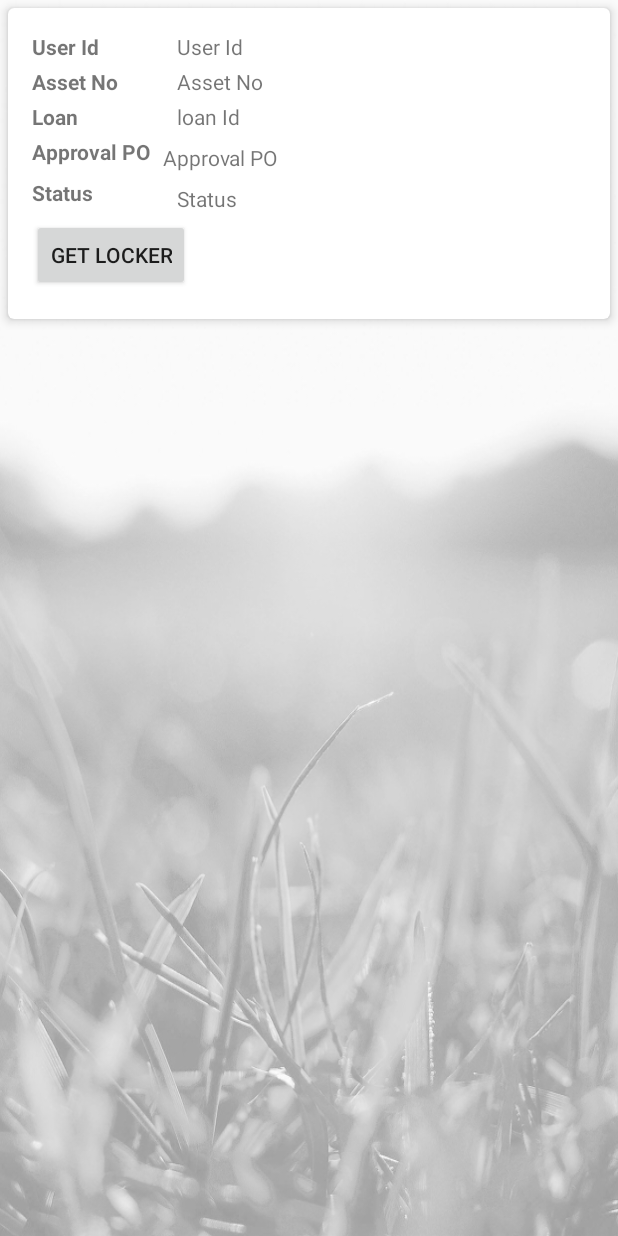
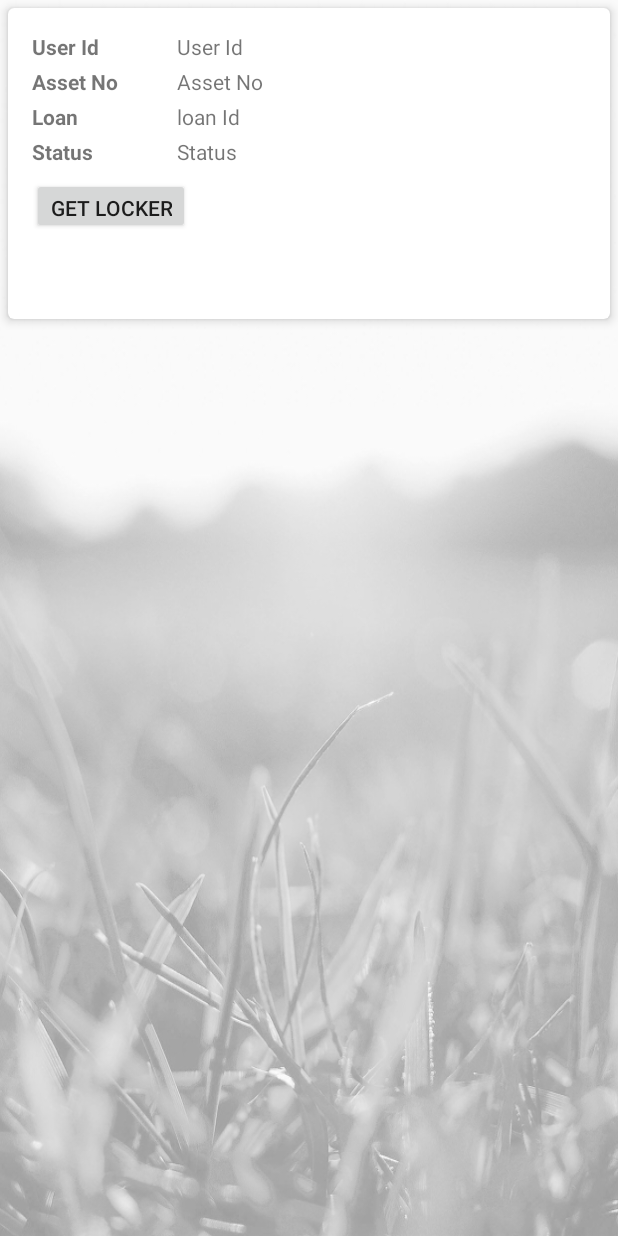
Before and after one commit to junhui1995/LRMS_locker, an Android app: the layout card_student_item_return.xml on its own in the app's theme, with its tools: preview values and no code run, on a phone screen of 412 x 824 dp. Run offline under Robolectric (Android 15) with nearby library versions, the phone set to English and light mode, and no system bars; network calls fail.

Commit message:
minor changes
made some minor changes to UI

```diff
--- a/app/src/main/java/com/sit/labresourcemanagement/Presenter/Fragment/PO/POCheckInOutAsset.java
+++ b/app/src/main/java/com/sit/labresourcemanagement/Presenter/Fragment/PO/POCheckInOutAsset.java
@@ -403,7 +403,6 @@ public class POCheckInOutAsset extends Fragment {
 			result = save ? "Image Saved" : "Image Not Saved";
 
 			sendEmail(inputValue + ".jpg");
-			Log.i(">>>>>>savepath", savePath );
 			//Toast.makeText(rootview, result+save+savePath, Toast.LENGTH_LONG).show();
 		} catch (WriterException e) {
 			Log.v(TAG, e.toString());
@@ -420,7 +419,7 @@ public class POCheckInOutAsset extends Fragment {
 		Intent i = new Intent(Intent.ACTION_SEND);
 		i.setType("message/rfc822");
 		i.putExtra(Intent.EXTRA_EMAIL, new String[]{"ronaldohiew95@gmail.com"});
-		i.putExtra(Intent.EXTRA_SUBJECT, "subject of email");
+		i.putExtra(Intent.EXTRA_SUBJECT, "Loan Approval");
 		i.putExtra(Intent.EXTRA_TEXT, "Receipt of Loan: " + "\n" + "LoanID:" + pendingCheckoutList.get(position).getLoanId()+ "\n" + "Userid: " + pendingCheckoutList.get(position).getUserId() + "\n" + "Resource Name: " + pendingCheckoutList.get(position).getAssetDescription() + "\n" + "Resource Number: " + pendingCheckoutList.get(position).getAssetNumber()+ "\n" + "Date loaned from: " + pendingCheckoutList.get(position).getDateFrom() + " to " + pendingCheckoutList.get(position).getDateTo() + "\n" + "\n" + "Please proceed to the designated locker to retrieve your resource. The locker number and location can be found in the LRMS mobile application.");
 		i.putExtra(Intent.EXTRA_STREAM,  contentUri);
 
@@ -477,7 +476,7 @@ public class POCheckInOutAsset extends Fragment {
 		StringRequest checkinReq = new StringRequest(Request.Method.POST, url + "POCheckInAsset.php", new Response.Listener<String>() {
 			@Override
 			public void onResponse(String response) {
-                Log.i(">>>>wrong", response);
+
 			    try {
 					JSONObject jsonObject = new JSONObject(response);
 
@@ -509,6 +508,7 @@ public class POCheckInOutAsset extends Fragment {
 			@Override
 			protected Map<String, String> getParams() throws AuthFailureError {
 				Map<String, String>  params = new HashMap<String, String>();
+				params.put("poId", SharedPrefManager.getInstance(getContext()).getUser().getId());
 				params.put("loanId", loanID);
 				params.put("inventoryId", pendingCheckInList.get(position).getInventoryId());
 				//params.put("returnId", pendingCheckInList.get(position).getReturnId());
--- a/app/src/main/java/com/sit/labresourcemanagement/Presenter/Fragment/Student/StudentReturnLoanFragment.java
+++ b/app/src/main/java/com/sit/labresourcemanagement/Presenter/Fragment/Student/StudentReturnLoanFragment.java
@@ -201,8 +201,8 @@ public class StudentReturnLoanFragment extends Fragment {
         Intent i = new Intent(Intent.ACTION_SEND);
         i.setType("message/rfc822");
         i.putExtra(Intent.EXTRA_EMAIL, new String[]{"weeyeong.loo@singaporetech.edu.sg"});
-        i.putExtra(Intent.EXTRA_SUBJECT, "subject of email");
-        i.putExtra(Intent.EXTRA_TEXT, "");
+        i.putExtra(Intent.EXTRA_SUBJECT, "Proof of return ");
+        i.putExtra(Intent.EXTRA_TEXT, "Loan" + imageFilePath);
         i.putExtra(Intent.EXTRA_STREAM,  contentUri);
 
         try {
--- a/app/src/main/res/layout/card_student_item_return.xml
+++ b/app/src/main/res/layout/card_student_item_return.xml
@@ -101,62 +101,39 @@
 			app:layout_constraintTop_toBottomOf="@+id/tvreturnassetno" />
 
 		<TextView
-			android:id="@+id/textView33"
+			android:id="@+id/textView34"
 			android:layout_width="0dp"
 			android:layout_height="wrap_content"
 			android:layout_marginStart="8dp"
 			android:layout_marginTop="4dp"
-			android:text="@string/approv_po_id"
-			android:textStyle="bold"
-			app:layout_constraintStart_toStartOf="parent"
-			app:layout_constraintTop_toBottomOf="@+id/tvreturnloanid" />
-
-		<TextView
-			android:id="@+id/textView34"
-			android:layout_width="0dp"
-			android:layout_height="wrap_content"
-			android:layout_marginStart="8dp"
-			android:layout_marginTop="8dp"
 			android:text="@string/status"
 			android:textStyle="bold"
 			app:layout_constraintStart_toStartOf="parent"
-			app:layout_constraintTop_toBottomOf="@+id/textView33" />
+			app:layout_constraintTop_toBottomOf="@+id/textView31" />
 
 		<TextView
 			android:id="@+id/tvreturnstatus"
 			android:layout_width="0dp"
 			android:layout_height="wrap_content"
 			android:layout_marginStart="8dp"
-			android:layout_marginTop="8dp"
+			android:layout_marginTop="4dp"
 			android:layout_marginEnd="8dp"
 			app:layout_constraintEnd_toEndOf="parent"
 			app:layout_constraintHorizontal_bias="0.0"
 			app:layout_constraintStart_toStartOf="@+id/guidelineV25"
-			app:layout_constraintTop_toBottomOf="@+id/tvReturnPoId"
+			app:layout_constraintTop_toBottomOf="@+id/tvreturnloanid"
 			tools:text="Status" />
 
 		<Button
 			android:id="@+id/btnGetLocker"
 			android:layout_width="wrap_content"
-			android:layout_height="wrap_content"
+			android:layout_height="37dp"
 			android:layout_marginStart="8dp"
 			android:layout_marginTop="8dp"
 			android:text="Get Locker"
 			app:layout_constraintStart_toStartOf="parent"
 			app:layout_constraintTop_toBottomOf="@+id/textView34" />
 
-		<TextView
-			android:id="@+id/tvReturnPoId"
-			android:layout_width="0dp"
-			android:layout_height="wrap_content"
-			android:layout_marginStart="8dp"
-			android:layout_marginTop="8dp"
-			android:layout_marginEnd="5dp"
-			android:text="@string/approv_po_id"
-			app:layout_constraintEnd_toEndOf="parent"
-			app:layout_constraintStart_toEndOf="@+id/textView33"
-			app:layout_constraintTop_toBottomOf="@+id/tvreturnloanid" />
-
 	</android.support.constraint.ConstraintLayout>
 
 </android.support.v7.widget.CardView>
```
Also changed, not shown: app/src/main/java/com/sit/labresourcemanagement/Presenter/Adapter/StudentReturnAdapter.java (+3 -6 lines).
